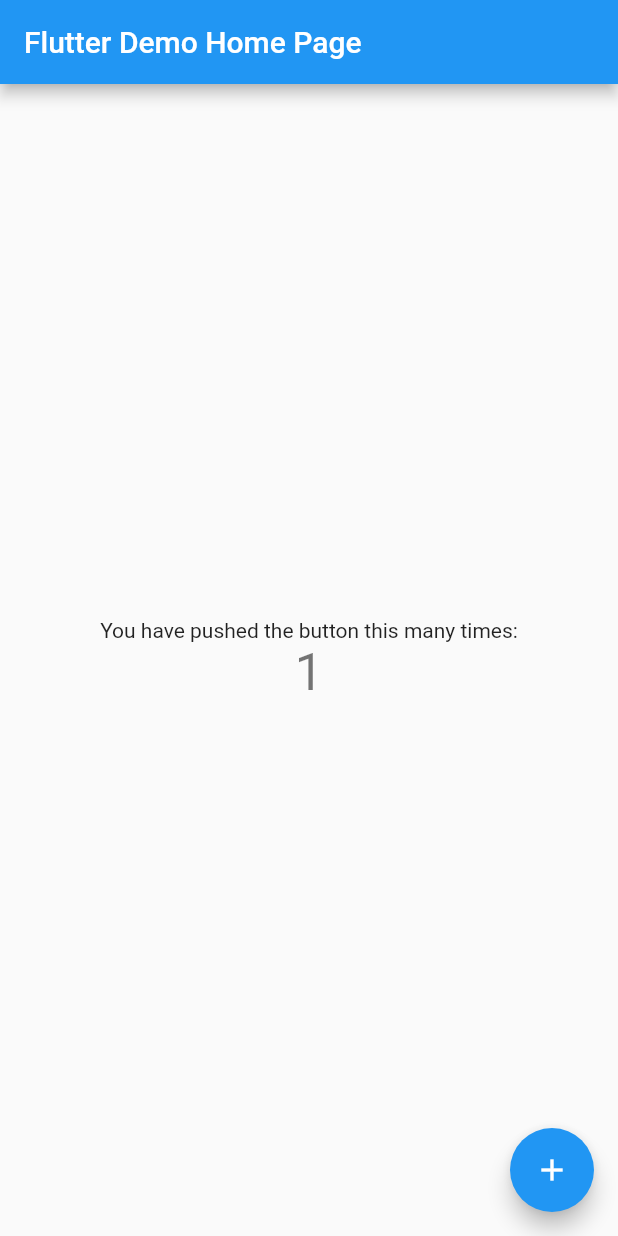
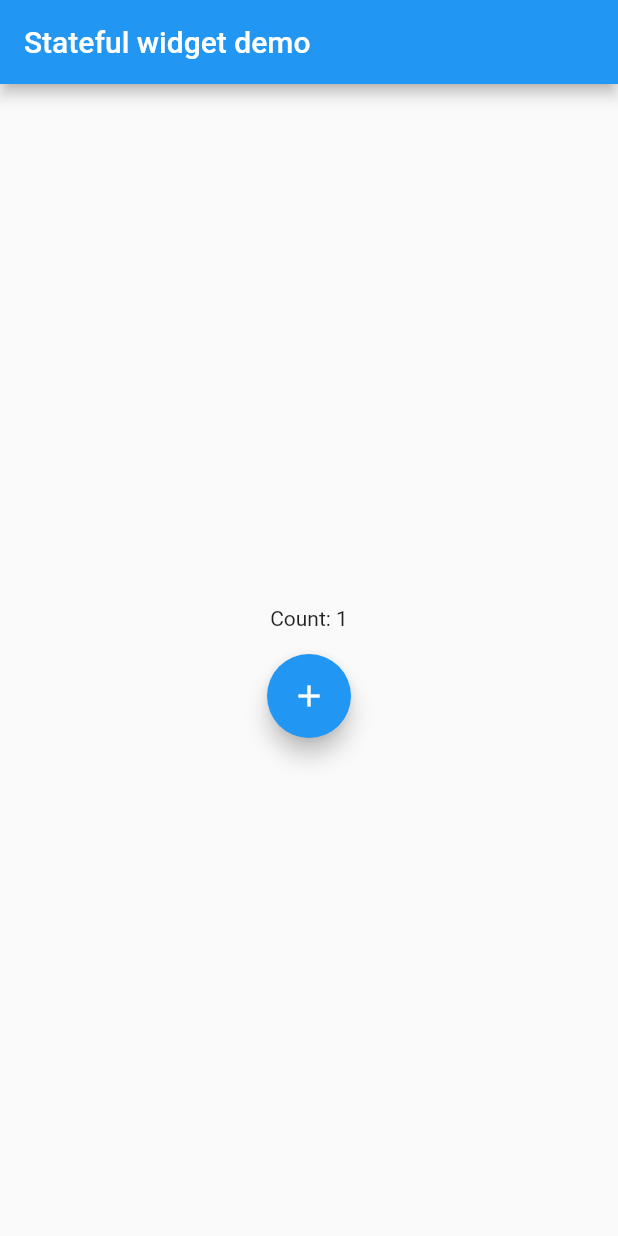
Before and after one commit to shamscorner/road_to_flutter_dev, a Flutter app: the screen it shows after launch, after a tap on the "add" icon, on a phone screen of 412 x 824 dp. Run offline on Flutter 3.47's test engine with Material 2 defaults, Android fonts, the phone set to English and light mode, and no system bars.

Commit message:
initial commit

```diff
--- a/lib/main.dart
+++ b/lib/main.dart
@@ -5,113 +5,54 @@ void main() {
 }
 
 class MyApp extends StatelessWidget {
-  // This widget is the root of your application.
   @override
   Widget build(BuildContext context) {
     return MaterialApp(
       title: 'Flutter Demo',
       theme: ThemeData(
-        // This is the theme of your application.
-        //
-        // Try running your application with "flutter run". You'll see the
-        // application has a blue toolbar. Then, without quitting the app, try
-        // changing the primarySwatch below to Colors.green and then invoke
-        // "hot reload" (press "r" in the console where you ran "flutter run",
-        // or simply save your changes to "hot reload" in a Flutter IDE).
-        // Notice that the counter didn't reset back to zero; the application
-        // is not restarted.
         primarySwatch: Colors.blue,
-        // This makes the visual density adapt to the platform that you run
-        // the app on. For desktop platforms, the controls will be smaller and
-        // closer together (more dense) than on mobile platforms.
         visualDensity: VisualDensity.adaptivePlatformDensity,
       ),
-      home: MyHomePage(title: 'Flutter Demo Home Page'),
+      home: Scaffold(
+        appBar: AppBar(
+          title: Text('Stateful widget demo'),
+        ),
+        body: Counter(),
+      )
     );
   }
 }
 
-class MyHomePage extends StatefulWidget {
-  MyHomePage({Key key, this.title}) : super(key: key);
-
-  // This widget is the home page of your application. It is stateful, meaning
-  // that it has a State object (defined below) that contains fields that affect
-  // how it looks.
-
-  // This class is the configuration for the state. It holds the values (in this
-  // case the title) provided by the parent (in this case the App widget) and
-  // used by the build method of the State. Fields in a Widget subclass are
-  // always marked "final".
-
-  final String title;
-
+class Counter extends StatefulWidget {
   @override
-  _MyHomePageState createState() => _MyHomePageState();
+  _CounterState createState() => _CounterState();
 }
 
-class _MyHomePageState extends State<MyHomePage> {
+class _CounterState extends State<Counter> {
   int _counter = 0;
 
-  void _incrementCounter() {
+  void _increment() {
     setState(() {
-      // This call to setState tells the Flutter framework that something has
-      // changed in this State, which causes it to rerun the build method below
-      // so that the display can reflect the updated values. If we changed
-      // _counter without calling setState(), then the build method would not be
-      // called again, and so nothing would appear to happen.
       _counter++;
     });
   }
 
   @override
   Widget build(BuildContext context) {
-    // This method is rerun every time setState is called, for instance as done
-    // by the _incrementCounter method above.
-    //
-    // The Flutter framework has been optimized to make rerunning build methods
-    // fast, so that you can just rebuild anything that needs updating rather
-    // than having to individually change instances of widgets.
-    return Scaffold(
-      appBar: AppBar(
-        // Here we take the value from the MyHomePage object that was created by
-        // the App.build method, and use it to set our appbar title.
-        title: Text(widget.title),
+    return Center(
+      child: Column(
+        mainAxisAlignment: MainAxisAlignment.center,
+        children: [
+          Padding(
+            padding: const EdgeInsets.symmetric(vertical: 16.0),
+            child: Text('Count: $_counter'),
+          ),
+          FloatingActionButton(
+            child: Icon(Icons.add),
+            onPressed: _increment,
+          )
+        ],
       ),
-      body: Center(
-        // Center is a layout widget. It takes a single child and positions it
-        // in the middle of the parent.
-        child: Column(
-          // Column is also a layout widget. It takes a list of children and
-          // arranges them vertically. By default, it sizes itself to fit its
-          // children horizontally, and tries to be as tall as its parent.
-          //
-          // Invoke "debug painting" (press "p" in the console, choose the
-          // "Toggle Debug Paint" action from the Flutter Inspector in Android
-          // Studio, or the "Toggle Debug Paint" command in Visual Studio Code)
-          // to see the wireframe for each widget.
-          //
-          // Column has various properties to control how it sizes itself and
-          // how it positions its children. Here we use mainAxisAlignment to
-          // center the children vertically; the main axis here is the vertical
-          // axis because Columns are vertical (the cross axis would be
-          // horizontal).
-          mainAxisAlignment: MainAxisAlignment.center,
-          children: <Widget>[
-            Text(
-              'You have pushed the button this many times:',
-            ),
-            Text(
-              '$_counter',
-              style: Theme.of(context).textTheme.headline4,
-            ),
-          ],
-        ),
-      ),
-      floatingActionButton: FloatingActionButton(
-        onPressed: _incrementCounter,
-        tooltip: 'Increment',
-        child: Icon(Icons.add),
-      ), // This trailing comma makes auto-formatting nicer for build methods.
     );
   }
 }
```
